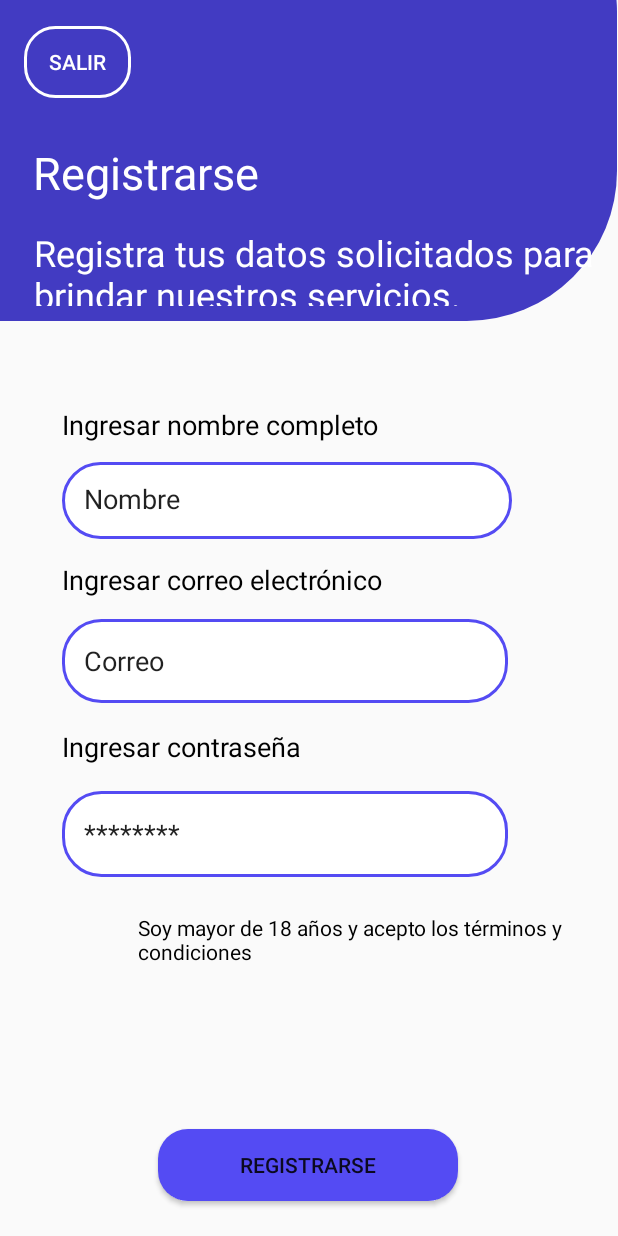
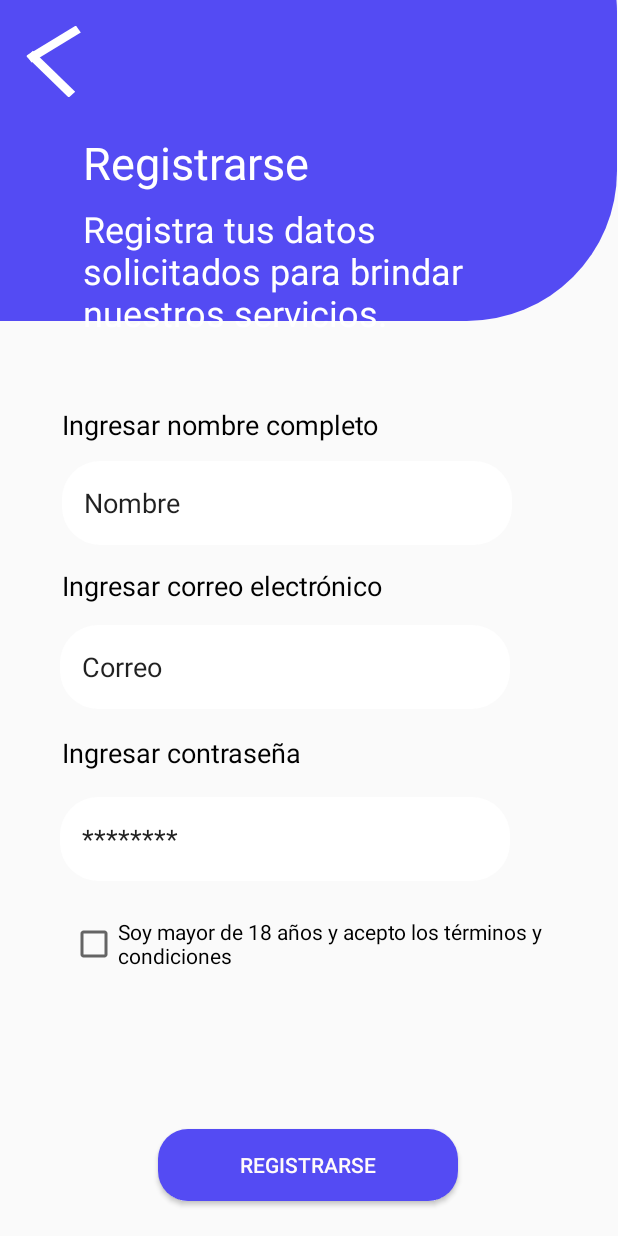
Before and after one commit to dayanescamilla/XCL_AgendaMedica, an Android app: the modulo_registro screen opened directly, with no data from a screen before it, on a phone screen of 412 x 824 dp. Run offline under Robolectric (Android 15) with nearby library versions, the phone set to English and light mode, and no system bars.

Commit message:
Módulo registro

```diff
--- a/app/src/main/res/drawable/an_cjt_1.xml
+++ b/app/src/main/res/drawable/an_cjt_1.xml
@@ -6,11 +6,6 @@
             <solid android:color="@color/white"/> <!-- Color -->
             <padding android:top="15dp" android:bottom="15dp" android:left="15dp" android:right="15dp"/>
 
-            <stroke
-                android:color="@color/RoyalBlue"
-                android:width="2dp"
-                />
-
         </shape>
     </item>
 </selector>
--- a/app/src/main/res/drawable/wave_1.xml
+++ b/app/src/main/res/drawable/wave_1.xml
@@ -5,5 +5,5 @@
     android:viewportHeight="214">
   <path
       android:pathData="M-57,-92L311,-92A100,100 0,0 1,411 8L411,114A100,100 0,0 1,311 214L-57,214A100,100 0,0 1,-157 114L-157,8A100,100 0,0 1,-57 -92z"
-      android:fillColor="#423BC2"/>
+      android:fillColor="#544BF3"/>
 </vector>
--- a/app/src/main/res/layout/activity_modulo_registro.xml
+++ b/app/src/main/res/layout/activity_modulo_registro.xml
@@ -20,10 +20,9 @@
 
     <Button
         android:id="@+id/id_m3_btn2"
-        android:layout_width="71dp"
-        android:layout_height="48dp"
-        android:background="@drawable/an_btn_2"
-        android:text="Salir"
+        android:layout_width="37dp"
+        android:layout_height="47dp"
+        android:background="@drawable/ic_btn2_regresar"
         android:textColor="#FFFFFF"
         app:layout_constraintBottom_toBottomOf="parent"
         app:layout_constraintEnd_toEndOf="parent"
@@ -41,29 +40,29 @@
         android:textSize="30dp"
         app:layout_constraintBottom_toBottomOf="parent"
         app:layout_constraintEnd_toEndOf="parent"
-        app:layout_constraintHorizontal_bias="0.084"
+        app:layout_constraintHorizontal_bias="0.212"
         app:layout_constraintStart_toStartOf="parent"
         app:layout_constraintTop_toTopOf="parent"
-        app:layout_constraintVertical_bias="0.121" />
+        app:layout_constraintVertical_bias="0.112" />
 
     <TextView
         android:id="@+id/id_m3_sub1"
-        android:layout_width="388dp"
-        android:layout_height="52dp"
+        android:layout_width="297dp"
+        android:layout_height="95dp"
         android:text="@string/m3_sub1"
         android:textColor="#FFFFFF"
         android:textSize="24dp"
         app:layout_constraintBottom_toBottomOf="parent"
         app:layout_constraintEnd_toEndOf="parent"
-        app:layout_constraintHorizontal_bias="0.956"
+        app:layout_constraintHorizontal_bias="0.482"
         app:layout_constraintStart_toStartOf="parent"
         app:layout_constraintTop_toTopOf="parent"
-        app:layout_constraintVertical_bias="0.197" />
+        app:layout_constraintVertical_bias="0.187" />
 
     <EditText
-        android:id="@+id/editTextTextPersonName"
+        android:id="@+id/id_m3_edittxt1"
         android:layout_width="300dp"
-        android:layout_height="51dp"
+        android:layout_height="56dp"
         android:background="@drawable/an_cjt_1"
         android:ems="10"
         android:inputType="textPersonName"
@@ -100,12 +99,12 @@
         app:layout_constraintEnd_toEndOf="parent"
         app:layout_constraintHorizontal_bias="0.209"
         app:layout_constraintStart_toStartOf="parent"
-        app:layout_constraintTop_toBottomOf="@+id/editTextTextPersonName"
+        app:layout_constraintTop_toBottomOf="@+id/id_m3_edittxt1"
         app:layout_constraintVertical_bias="0.034" />
 
     <EditText
-        android:id="@+id/editTextTextPersonName2"
-        android:layout_width="297dp"
+        android:id="@+id/id_m3_edittxt2"
+        android:layout_width="300dp"
         android:layout_height="56dp"
         android:background="@drawable/an_cjt_1"
         android:ems="10"
@@ -129,13 +128,13 @@
         app:layout_constraintEnd_toEndOf="parent"
         app:layout_constraintHorizontal_bias="0.163"
         app:layout_constraintStart_toStartOf="parent"
-        app:layout_constraintTop_toBottomOf="@+id/editTextTextPersonName2"
+        app:layout_constraintTop_toBottomOf="@+id/id_m3_edittxt2"
         app:layout_constraintVertical_bias="0.05" />
 
     <EditText
-        android:id="@+id/editTextTextPersonName3"
-        android:layout_width="297dp"
-        android:layout_height="57dp"
+        android:id="@+id/id_m3_edittxt3"
+        android:layout_width="300dp"
+        android:layout_height="56dp"
         android:background="@drawable/an_cjt_1"
         android:ems="10"
         android:inputType="textPersonName"
@@ -147,22 +146,8 @@
         app:layout_constraintTop_toBottomOf="@+id/id_m3_txt3"
         app:layout_constraintVertical_bias="0.067" />
 
-    <TextView
-        android:id="@+id/id_m3_txt5"
-        android:layout_width="290dp"
-        android:layout_height="38dp"
-        android:text="@string/m3_txt4"
-        android:textColor="#000000"
-        android:textSize="14dp"
-        app:layout_constraintBottom_toBottomOf="parent"
-        app:layout_constraintEnd_toEndOf="parent"
-        app:layout_constraintHorizontal_bias="0.752"
-        app:layout_constraintStart_toStartOf="parent"
-        app:layout_constraintTop_toBottomOf="@+id/editTextTextPersonName3"
-        app:layout_constraintVertical_bias="0.119" />
-
     <Button
-        android:id="@+id/button"
+        android:id="@+id/id_m3_btn1"
         android:layout_width="200dp"
         android:layout_height="48dp"
         android:layout_marginStart="32dp"
@@ -170,11 +155,25 @@
         android:background="@drawable/an_btn_1"
         android:elevation="15dp"
         android:text="@string/m3_btn1"
+        android:textColor="#FFFAFA"
         app:layout_constraintBottom_toBottomOf="parent"
         app:layout_constraintEnd_toEndOf="parent"
         app:layout_constraintHorizontal_bias="0.496"
         app:layout_constraintStart_toStartOf="parent"
-        app:layout_constraintTop_toBottomOf="@+id/id_m3_txt5"
-        app:layout_constraintVertical_bias="0.818" />
+        app:layout_constraintTop_toBottomOf="@+id/id_m3_checkBox1"
+        app:layout_constraintVertical_bias="0.811" />
+
+    <CheckBox
+        android:id="@+id/id_m3_checkBox1"
+        android:layout_width="318dp"
+        android:layout_height="48dp"
+        android:layout_marginTop="8dp"
+        android:text="@string/m3_txt4"
+        app:layout_constraintBottom_toBottomOf="parent"
+        app:layout_constraintEnd_toEndOf="parent"
+        app:layout_constraintHorizontal_bias="0.494"
+        app:layout_constraintStart_toStartOf="parent"
+        app:layout_constraintTop_toBottomOf="@+id/id_m3_edittxt3"
+        app:layout_constraintVertical_bias="0.056" />
 
 </androidx.constraintlayout.widget.ConstraintLayout>
```
